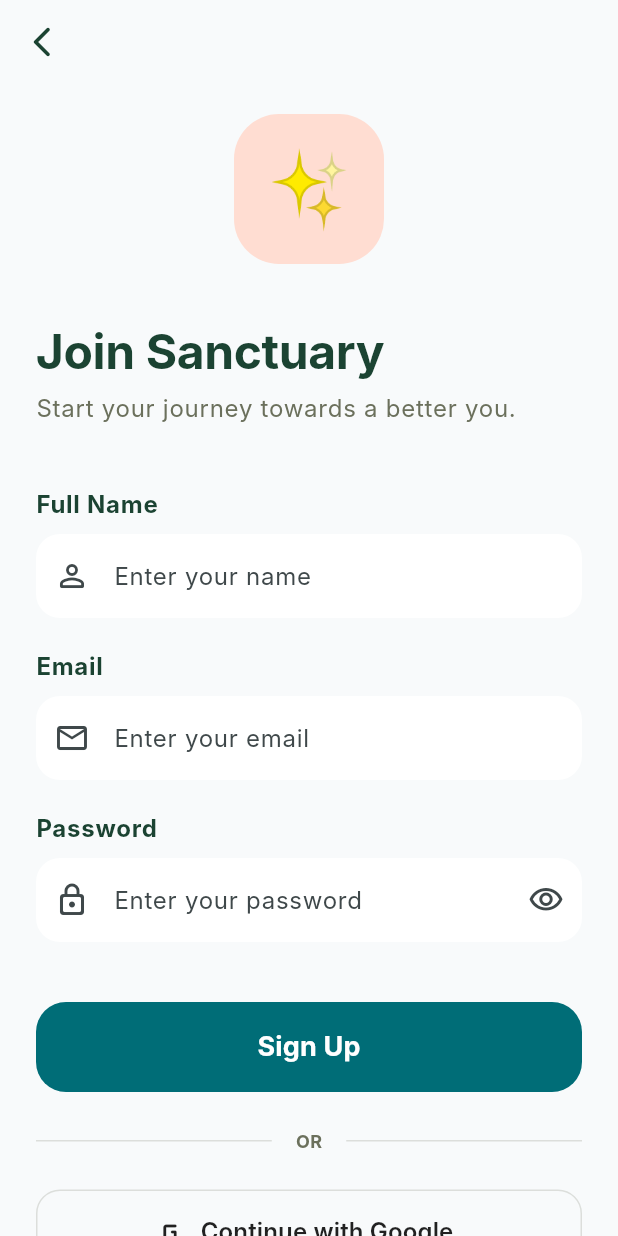
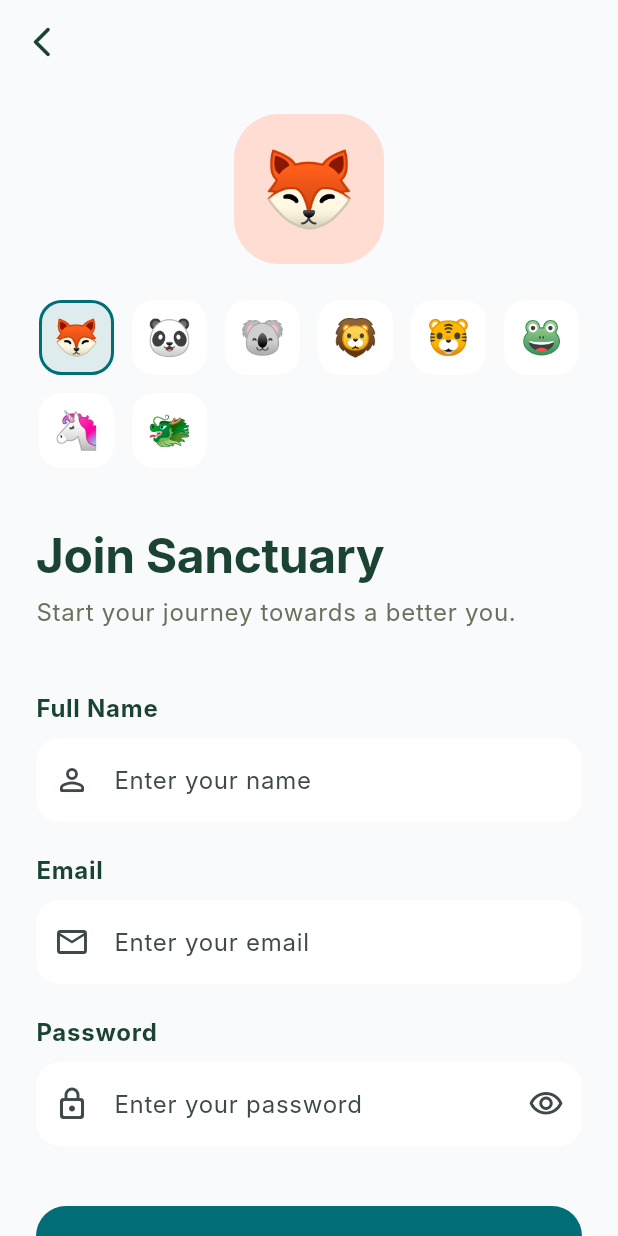
Before and after one commit to omaralaye/habitflow, a Flutter app: the SignupScreen screen opened directly, on a phone screen of 412 x 824 dp. Run offline on Flutter 3.47's test engine with Material 3 defaults, Android fonts, the phone set to English and light mode, and no system bars; our stand-ins replace animated_notch_bottom_bar, cloud_firestore, firebase_auth, firebase_core; accounts and stored records are empty; Roboto replaces fonts that are missing (Inter).

Commit message:
Enable emoji selection during signup and display user emoji in profile.
- Added emoji picker to SignupScreen with 8 selectable options.
- Updated LoginScreen with a friendly turtle emoji logo.
- Enhanced AuthService to save user's name and selected emoji to Firestore during signup.
- Updated ProfileScreen to reactively fetch and display the user's profile emoji from Firestore.
- Added robustness checks to ProfileScreen for unauthenticated states.

Co-authored-by: omaralaye <199628096+omaralaye@users.noreply.github.com>

```diff
--- a/lib/screens/signup_screen.dart
+++ b/lib/screens/signup_screen.dart
@@ -17,8 +17,11 @@ class _SignupScreenState extends State<SignupScreen> {
   final _emailController = TextEditingController();
   final _passwordController = TextEditingController();
   final _nameController = TextEditingController();
+  String _selectedEmoji = '🦊';
   bool _isPasswordVisible = false;
   bool _isLoading = false;
+
+  final List<String> _emojis = ['🦊', '🐼', '🐨', '🦁', '🐯', '🐸', '🦄', '🐲'];
 
   @override
   void dispose() {
@@ -32,7 +35,12 @@ class _SignupScreenState extends State<SignupScreen> {
     if (_formKey.currentState!.validate()) {
       setState(() => _isLoading = true);
       try {
-        await AuthService().signUp(_emailController.text, _passwordController.text);
+        await AuthService().signUp(
+          _emailController.text,
+          _passwordController.text,
+          name: _nameController.text,
+          emoji: _selectedEmoji,
+        );
         if (mounted) {
           Navigator.pushAndRemoveUntil(
             context,
@@ -110,12 +118,49 @@ class _SignupScreenState extends State<SignupScreen> {
                           color: isDark ? AppColors.darkSurface : AppColors.secondaryLight,
                           borderRadius: BorderRadius.circular(30),
                         ),
-                        child: const Center(
+                        child: Center(
                           child: Text(
-                            '✨',
-                            style: TextStyle(fontSize: 50),
+                            _selectedEmoji,
+                            style: const TextStyle(fontSize: 50),
                           ),
                         ),
+                      ),
+                    ),
+                    const SizedBox(height: 24),
+                    Center(
+                      child: Wrap(
+                        spacing: 12,
+                        runSpacing: 12,
+                        children: _emojis.map((emoji) {
+                          final isSelected = _selectedEmoji == emoji;
+                          return GestureDetector(
+                            onTap: () {
+                              setState(() {
+                                _selectedEmoji = emoji;
+                              });
+                            },
+                            child: Container(
+                              width: 50,
+                              height: 50,
+                              decoration: BoxDecoration(
+                                color: isSelected
+                                    ? AppColors.primary.withValues(alpha: 0.1)
+                                    : (isDark ? AppColors.darkSurface : Colors.white),
+                                borderRadius: BorderRadius.circular(15),
+                                border: Border.all(
+                                  color: isSelected ? AppColors.primary : Colors.transparent,
+                                  width: 2,
+                                ),
+                              ),
+                              child: Center(
+                                child: Text(
+                                  emoji,
+                                  style: const TextStyle(fontSize: 24),
+                                ),
+                              ),
+                            ),
+                          );
+                        }).toList(),
                       ),
                     ),
                     const SizedBox(height: 40),
```
Also changed, not shown: lib/screens/login_screen.dart (+4 -3 lines), lib/screens/profile_screen.dart (+25 -4 lines), lib/services/auth_service.dart (+11 -2 lines).
